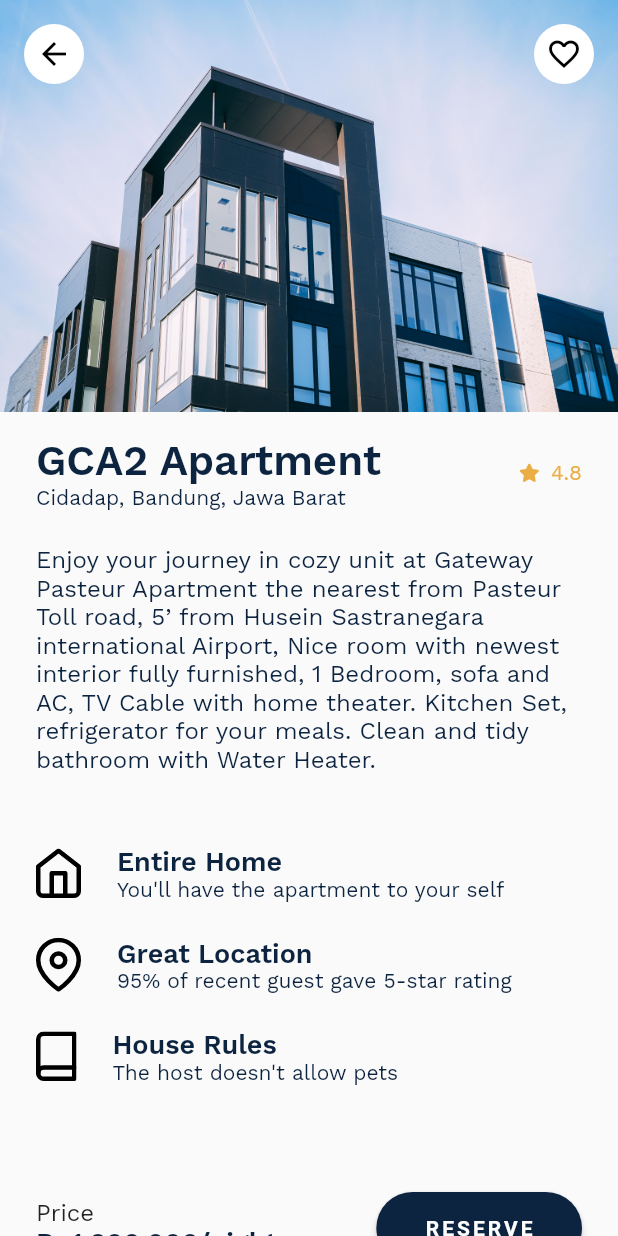
After one commit to fikriyusrihan/Find_Hotel, a Flutter app: the screen it shows after launch, after a tap on "GCA2 Apartment", on a phone screen of 412 x 824 dp. The commit adds this screen. Run offline on Flutter 3.47's test engine with Material 2 defaults, Android fonts, the phone set to English and light mode, and no system bars; our stand-ins replace flutter_svg.

Commit message:
Add Detail Screen📱

```diff
--- /dev/null
+++ b/lib/detail-screen.dart
@@ -0,0 +1,211 @@
+import 'package:airbnb/template/fonts-template.dart';
+import 'package:flutter/cupertino.dart';
+import 'package:flutter/material.dart';
+import 'package:flutter_svg/flutter_svg.dart';
+
+class DetailScreen extends StatelessWidget {
+  @override
+  Widget build(BuildContext context) {
+    return Scaffold(
+        body: SingleChildScrollView(
+      child: Column(
+        crossAxisAlignment: CrossAxisAlignment.stretch,
+        children: [
+          Stack(
+            children: [
+              Image.asset('images/gca2_apartment.jpg'),
+              SafeArea(
+                child: Padding(
+                  padding: const EdgeInsets.fromLTRB(16.0, 16.0, 16.0, 8.0),
+                  child: Row(
+                    mainAxisAlignment: MainAxisAlignment.spaceBetween,
+                    children: [
+                      CircleAvatar(
+                        backgroundColor: Colors.white,
+                        child: IconButton(
+                          icon: Icon(
+                            Icons.arrow_back,
+                            color: Colors.black,
+                          ),
+                          onPressed: () {
+                            Navigator.pop(context);
+                          },
+                        ),
+                      ),
+                      FavoriteButton(),
+                    ],
+                  ),
+                ),
+              )
+            ],
+          ),
+          Padding(
+            padding: EdgeInsets.fromLTRB(24.0, 16.0, 24.0, 8.0),
+            child: Row(
+              mainAxisAlignment: MainAxisAlignment.spaceBetween,
+              children: [
+                Column(
+                  crossAxisAlignment: CrossAxisAlignment.start,
+                  children: [
+                    Text(
+                      "GCA2 Apartment",
+                      style: detailPrimary,
+                    ),
+                    Text("Cidadap, Bandung, Jawa Barat", style: detailSecondary)
+                  ],
+                ),
+                Row(
+                  children: [
+                    SvgPicture.asset('images/icon_star.svg'),
+                    Container(
+                      padding: EdgeInsets.only(left: 8),
+                      child: Text(
+                        '4.8',
+                        style: cardRating,
+                      ),
+                    )
+                  ],
+                ),
+              ],
+            ),
+          ),
+          Padding(
+              padding: EdgeInsets.fromLTRB(24.0, 16.0, 24.0, 16.0),
+              child: Text(
+                "Enjoy your journey in cozy unit at Gateway Pasteur Apartment the nearest from Pasteur Toll road, 5’ from Husein Sastranegara international Airport, Nice room with newest interior fully furnished, 1 Bedroom, sofa and AC, TV Cable with home theater. Kitchen Set, refrigerator for your meals. Clean and tidy bathroom with Water Heater.",
+                style: detailDescription,
+              )),
+          Padding(
+            padding: EdgeInsets.fromLTRB(24.0, 32.0, 24.0, 16.0),
+            child: Column(
+              children: [
+                Container(
+                  margin: EdgeInsets.only(bottom: 24.0),
+                  child: Row(
+                    children: [
+                      SvgPicture.asset('images/home.svg'),
+                      Padding(
+                        padding: EdgeInsets.only(left: 24.0),
+                        child: Column(
+                          crossAxisAlignment: CrossAxisAlignment.start,
+                          children: [
+                            Text(
+                              "Entire Home",
+                              style: detailTitleInfo,
+                            ),
+                            Text(
+                              "You'll have the apartment to your self",
+                              style: detailSecondary,
+                            )
+                          ],
+                        ),
+                      )
+                    ],
+                  ),
+                ),
+                Container(
+                  margin: EdgeInsets.only(bottom: 24.0),
+                  child: Row(
+                    children: [
+                      SvgPicture.asset('images/map-pin.svg'),
+                      Padding(
+                        padding: EdgeInsets.only(left: 24.0),
+                        child: Column(
+                          crossAxisAlignment: CrossAxisAlignment.start,
+                          children: [
+                            Text(
+                              "Great Location",
+                              style: detailTitleInfo,
+                            ),
+                            Text(
+                              "95% of recent guest gave 5-star rating",
+                              style: detailSecondary,
+                            )
+                          ],
+                        ),
+                      )
+                    ],
+                  ),
+                ),
+                Container(
+                  margin: EdgeInsets.only(bottom: 24.0),
+                  child: Row(
+                    children: [
+                      SvgPicture.asset('images/book.svg'),
+                      Padding(
+                        padding: EdgeInsets.only(left: 24.0),
+                        child: Column(
+                          crossAxisAlignment: CrossAxisAlignment.start,
+                          children: [
+                            Text(
+                              "House Rules",
+                              style: detailTitleInfo,
+                            ),
+                            Text(
+                              "The host doesn't allow pets",
+                              style: detailSecondary,
+                            )
+                          ],
+                        ),
+                      )
+                    ],
+                  ),
+                )
+              ],
+            ),
+          ),
+          Padding(
+            padding: EdgeInsets.fromLTRB(24.0, 32.0, 24.0, 16.0),
+            child: Row(
+              mainAxisAlignment: MainAxisAlignment.spaceBetween,
+              children: [
+                Column(
+                  crossAxisAlignment: CrossAxisAlignment.start,
+                  children: [
+                    Text(
+                      "Price",
+                      style: TextStyle(fontSize: 16.0),
+                    ),
+                    Text("Rp1.200.000/night", style: detailTitleInfo)
+                  ],
+                ),
+                ElevatedButton(
+                  child: Text("RESERVE"),
+                  onPressed: () {},
+                  style: buttonStyle,
+                ),
+              ],
+            ),
+          )
+        ],
+      ),
+    ));
+  }
+}
+
+class FavoriteButton extends StatefulWidget {
+  @override
+  _FavoriteButtonState createState() => _FavoriteButtonState();
+}
+
+class _FavoriteButtonState extends State<FavoriteButton> {
+  bool isFavorite = false;
+
+  @override
+  Widget build(BuildContext context) {
+    return CircleAvatar(
+      backgroundColor: Colors.white,
+      child: IconButton(
+        icon: Icon(
+          isFavorite ? Icons.favorite : Icons.favorite_border,
+          color: Colors.black,
+        ),
+        onPressed: () {
+          setState(() {
+            isFavorite = !isFavorite;
+          });
+        },
+      ),
+    );
+  }
+}
--- a/lib/main-screen.dart
+++ b/lib/main-screen.dart
@@ -1,5 +1,6 @@
 import 'package:flutter/material.dart';
 import 'package:airbnb/template/fonts-template.dart';
+import 'package:airbnb/detail-screen.dart';
 import 'package:flutter_svg/flutter_svg.dart';
 
 class MainScreen extends StatelessWidget {
@@ -19,7 +20,8 @@ class MainScreen extends StatelessWidget {
                 ),
                 margin: EdgeInsets.only(bottom: 24),
               ),
-              Card(
+              InkWell(
+                child: Card(
                   child: Row(
                     children: [
                       Container(
@@ -37,7 +39,8 @@ class MainScreen extends StatelessWidget {
                           children: [
                             Container(
                                 margin: EdgeInsets.only(bottom: 16),
-                              child: Text('GCA2 Apartment', style: cardTitle)),
+                                child:
+                                    Text('GCA2 Apartment', style: cardTitle)),
                             Container(
                               margin: EdgeInsets.only(bottom: 4),
                               child: Text(
@@ -72,6 +75,12 @@ class MainScreen extends StatelessWidget {
                       )
                     ],
                   ),
+                ),
+                onTap: () {
+                  Navigator.push(context, MaterialPageRoute(builder: (context) {
+                    return DetailScreen();
+                  }));
+                },
               )
             ],
           ),
--- a/lib/template/fonts-template.dart
+++ b/lib/template/fonts-template.dart
@@ -1,3 +1,5 @@
+import 'dart:ui';
+
 import 'package:flutter/material.dart';
 
 var mainTitle = TextStyle(
@@ -21,3 +23,32 @@ var cardRating = TextStyle(
     fontFamily: 'Work Sans',
     fontSize: 14.0,
     color: Color.fromRGBO(235, 174, 70, 1));
+
+var detailPrimary = TextStyle(
+    fontFamily: 'Work Sans',
+    fontSize: 28.0,
+    color: Color.fromRGBO(13, 36, 64, 1),
+    fontWeight: FontWeight.w600);
+
+var detailSecondary = TextStyle(
+    fontFamily: 'Work Sans',
+    fontSize: 14.0,
+    color: Color.fromRGBO(13, 36, 64, 1));
+
+var detailDescription = TextStyle(
+    fontFamily: 'Work Sans',
+    fontSize: 16.0,
+    color: Color.fromRGBO(13, 36, 64, 1));
+
+var detailTitleInfo = TextStyle(
+    fontFamily: 'Work Sans',
+    fontSize: 18.0,
+    color: Color.fromRGBO(13, 36, 64, 1),
+    fontWeight: FontWeight.w600);
+
+var buttonStyle = ElevatedButton.styleFrom(
+    primary: Color.fromRGBO(13, 36, 64, 1),
+    textStyle: TextStyle(fontWeight: FontWeight.w600, letterSpacing: 2),
+    padding: EdgeInsets.fromLTRB(32.0, 16.0, 32.0, 16.0),
+    shape: const RoundedRectangleBorder(
+        borderRadius: BorderRadius.all(Radius.circular(80))));
--- a/pubspec.yaml
+++ b/pubspec.yaml
@@ -1,5 +1,5 @@
 name: airbnb
-description: A new Flutter project.
+description: Hotels & Experiences
 
 # The following line prevents the package from being accidentally published to
 # pub.dev using `pub publish`. This is preferred for private packages.
```
Also changed, not shown: images/book.svg (added), images/home.svg (added), images/map-pin.svg (added). Lines whose indentation alone changed are shown as unchanged.
